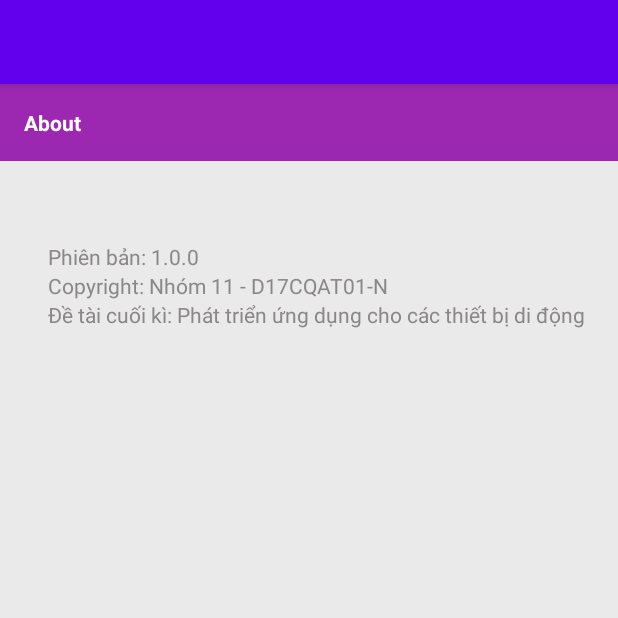
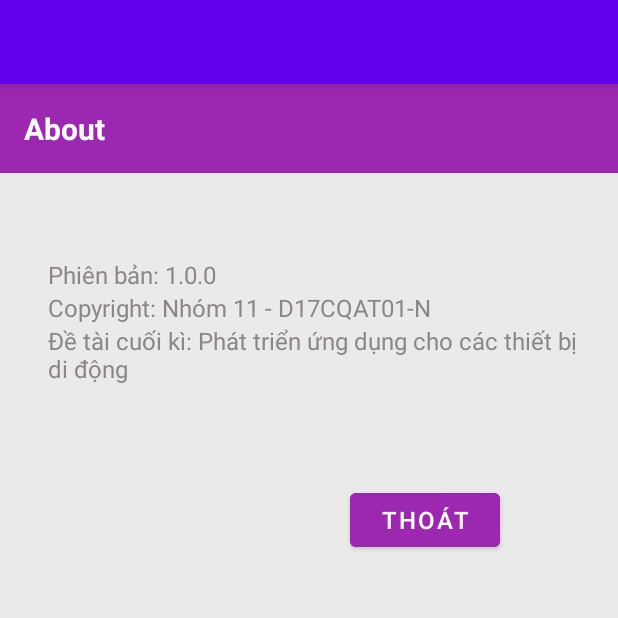
Before and after one commit to nhom11-Android/doAnCuoiKy, an Android app: the AboutDialog screen opened directly, with no data from a screen before it, on a phone screen of 412 x 824 dp, the top half of it. Run offline under Robolectric (Android 15) with nearby library versions, the phone set to English and light mode, and no system bars.

Commit message:
update main menu
update main menu

```diff
--- a/CuoiKy/app/src/main/res/layout/activity_about_dialog.xml
+++ b/CuoiKy/app/src/main/res/layout/activity_about_dialog.xml
@@ -16,15 +16,16 @@
         android:textColor="#ffffff"
         android:textStyle="bold"
         android:paddingLeft="28dp"
+        android:textSize="20dp"
         android:background="#9C27B0"/>
     <TextView
         android:layout_width="match_parent"
         android:layout_height="wrap_content"
         android:text="@string/app_name"
-        android:textSize="16sp"
         android:textColor="#8b8787"
         android:textStyle="bold"
         android:gravity="center"
+        android:textSize="18dp"
         android:paddingTop="16dp"/>
     <TextView
         android:layout_width="match_parent"
@@ -32,20 +33,36 @@
         android:paddingTop="16dp"
         android:paddingLeft="32dp"
         android:textColor="#8b8787"
+        android:textSize="16dp"
         android:text="Phiên bản: 1.0.0"/>
     <TextView
         android:layout_width="match_parent"
         android:layout_height="wrap_content"
         android:paddingLeft="32dp"
         android:textColor="#8b8787"
+        android:textSize="16dp"
         android:text="Copyright: Nhóm 11 - D17CQAT01-N"/>
     <TextView
         android:paddingBottom="16dp"
         android:layout_width="match_parent"
         android:layout_height="wrap_content"
         android:paddingLeft="32dp"
+        android:paddingRight="20dp"
         android:textColor="#8b8787"
+        android:textSize="16dp"
         android:text="Đề tài cuối kì: Phát triển ứng dụng cho các thiết bị di động"/>
+    <Button
+        android:id="@+id/btn_thoat_dialog"
+        android:layout_width="100dp"
+        android:layout_height="wrap_content"
+        android:layout_marginTop="50dp"
+        android:layout_marginLeft="350px"
+        android:layout_marginBottom="20dp"
+        android:text="Thoát"
+        android:backgroundTint="#9C27B0"
+        android:gravity="center"
+        android:textColor="@color/white"
+        android:textSize="16dp"/>
 
 
 </LinearLayout>
--- a/CuoiKy/app/src/main/res/layout/activity_main_menu.xml
+++ b/CuoiKy/app/src/main/res/layout/activity_main_menu.xml
@@ -79,6 +79,12 @@
             android:layout_height="32dp"
             android:layout_margin="16dp"
             android:background="@drawable/home_button_setting" />
+        <ImageButton
+            android:id="@+id/btn_close"
+            android:layout_width="35dp"
+            android:layout_height="35dp"
+            android:layout_margin="16dp"
+            android:background="@drawable/close"/>
     </TableRow>
 
 </LinearLayout>
```
Also changed, not shown: CuoiKy/app/src/main/java/com/example/ailatrieuphu/MainMenu.java (+84 -1 lines), CuoiKy/app/src/main/res/layout/thoat_dialog.xml (added, +45 -0 lines), CuoiKy/app/src/main/res/drawable/close.png (added).
